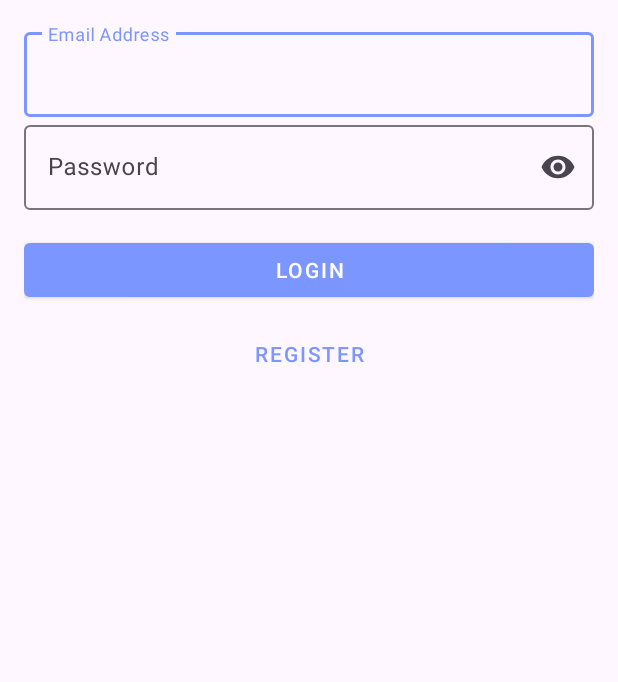
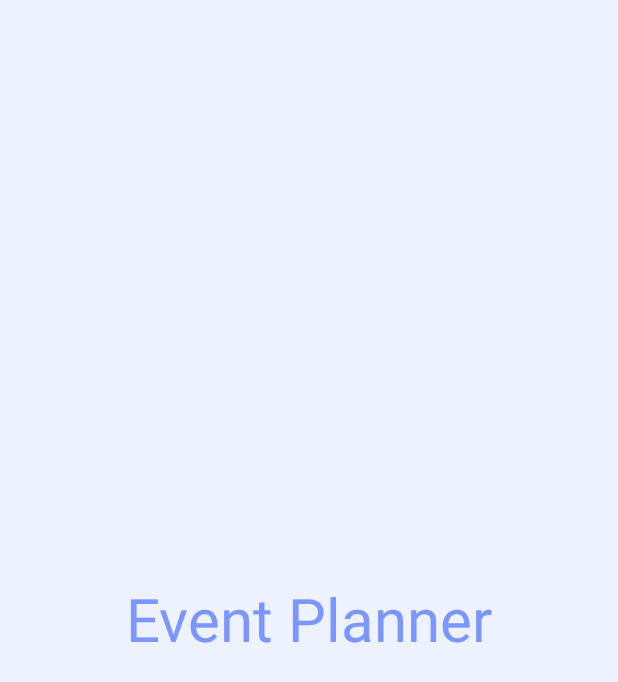
Before and after one commit to kzi-nastava/ma-project-event-planner-siit-2024-team-2, an Android app: the screen it shows after launch (LoginActivity before the commit, SplashScreenActivity after it), on a phone screen of 412 x 824 dp. Shown: the top 682 px of the screen. Run offline under Robolectric (Android 15) with nearby library versions, the phone set to English and light mode, and no system bars.

Commit message:
Add splash screen and remove main activity

```diff
--- a/app/src/main/java/com/example/eventplanner/activities/LoginActivity.java
+++ b/app/src/main/java/com/example/eventplanner/activities/LoginActivity.java
@@ -30,7 +30,7 @@ public class LoginActivity extends AppCompatActivity {
         loginButton.setOnClickListener(v -> {
             if (validateInputs()) {
                 loginUser();
-                Intent intent = new Intent(LoginActivity.this, MainActivity.class);
+                Intent intent = new Intent(LoginActivity.this, HomeActivity.class);
                 startActivity(intent);
             }
         });
@@ -68,7 +68,5 @@ public class LoginActivity extends AppCompatActivity {
 
     private void navigateToHomeScreen() {
         Toast.makeText(this, "Navigating to home screen...", Toast.LENGTH_SHORT).show();
-        Intent intent = new Intent(LoginActivity.this, HomeActivity.class);
-        startActivity(intent);
     }
 }
--- a/app/src/main/java/com/example/eventplanner/activities/MainActivity.java
+++ /dev/null
@@ -1,29 +0,0 @@
-package com.example.eventplanner.activities;
-
-import android.content.Intent;
-import android.os.Bundle;
-
-import androidx.activity.EdgeToEdge;
-import androidx.appcompat.app.AppCompatActivity;
-import androidx.core.graphics.Insets;
-import androidx.core.view.ViewCompat;
-import androidx.core.view.WindowInsetsCompat;
-
-import com.example.eventplanner.R;
-
-public class MainActivity extends AppCompatActivity {
-
-    @Override
-    protected void onCreate(Bundle savedInstanceState) {
-        super.onCreate(savedInstanceState);
-        EdgeToEdge.enable(this);
-        setContentView(R.layout.activity_main);
-        ViewCompat.setOnApplyWindowInsetsListener(findViewById(R.id.main), (v, insets) -> {
-            Insets systemBars = insets.getInsets(WindowInsetsCompat.Type.systemBars());
-            v.setPadding(systemBars.left, systemBars.top, systemBars.right, systemBars.bottom);
-            return insets;
-        });
-        Intent intent = new Intent(MainActivity.this, LoginActivity.class);
-        startActivity(intent);
-    }
-}
--- /dev/null
+++ b/app/src/main/java/com/example/eventplanner/activities/SplashScreenActivity.java
@@ -0,0 +1,35 @@
+package com.example.eventplanner.activities;
+
+import android.content.Intent;
+import android.os.Bundle;
+
+import androidx.activity.EdgeToEdge;
+import androidx.appcompat.app.AppCompatActivity;
+import androidx.core.graphics.Insets;
+import androidx.core.view.ViewCompat;
+import androidx.core.view.WindowInsetsCompat;
+
+import com.example.eventplanner.R;
+
+import java.util.Timer;
+import java.util.TimerTask;
+
+public class SplashScreenActivity extends AppCompatActivity {
+
+    @Override
+    protected void onCreate(Bundle savedInstanceState) {
+        super.onCreate(savedInstanceState);
+        EdgeToEdge.enable(this);
+        setContentView(R.layout.activity_splash_screen);
+        //getSupportActionBar().hide();
+        int SPLASH_TIME_OUT = 3000;
+        new Timer().schedule(new TimerTask() {
+            @Override
+            public void run() {
+                Intent intent = new Intent(SplashScreenActivity.this, LoginActivity.class);
+                startActivity(intent);
+                finish();
+            }
+        }, SPLASH_TIME_OUT);
+    }
+}
--- a/app/src/main/res/layout/activity_main.xml
+++ b/app/src/main/res/layout/activity_splash_screen.xml
@@ -5,15 +5,18 @@
     android:id="@+id/main"
     android:layout_width="match_parent"
     android:layout_height="match_parent"
-    tools:context=".activities.MainActivity">
+    tools:context=".activities.SplashScreenActivity"
+    android:background="@color/secondary_color">
 
     <TextView
+        android:id="@+id/textView2"
         android:layout_width="wrap_content"
         android:layout_height="wrap_content"
-        android:text="Hello World!"
+        android:text="Event Planner"
+        android:textSize="40sp"
+        android:textColor="@color/primary_color"
         app:layout_constraintBottom_toBottomOf="parent"
         app:layout_constraintEnd_toEndOf="parent"
         app:layout_constraintStart_toStartOf="parent"
         app:layout_constraintTop_toTopOf="parent" />
-
 </androidx.constraintlayout.widget.ConstraintLayout>
```
Also changed, not shown: app/src/main/AndroidManifest.xml (+9 -9 lines).
